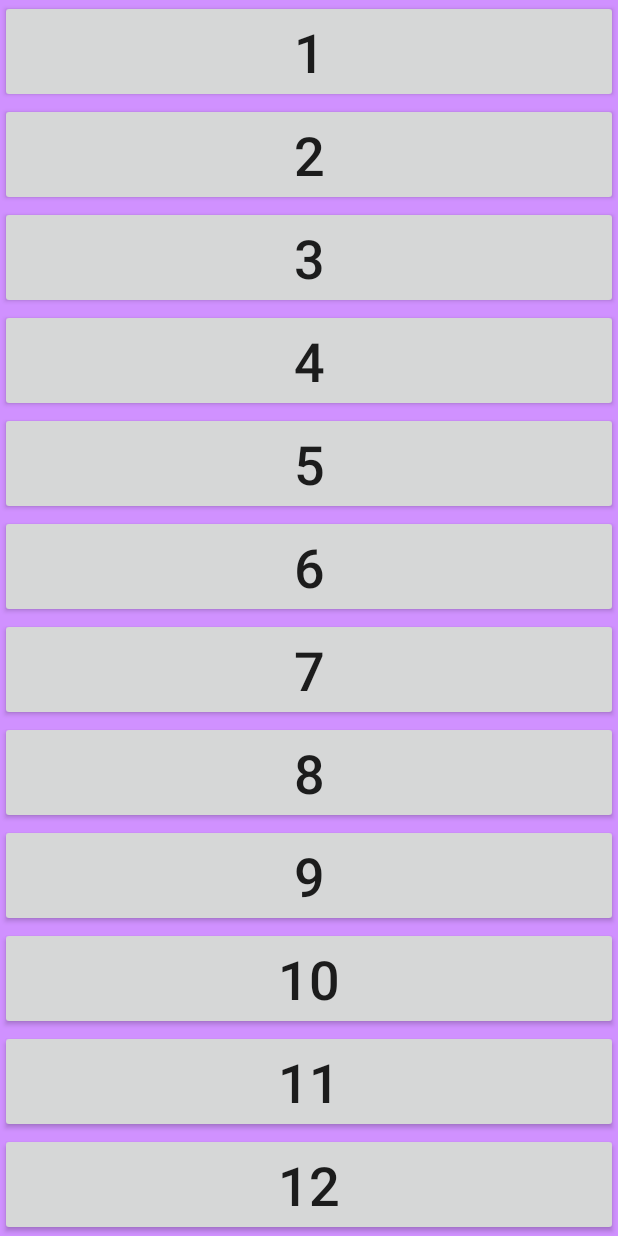
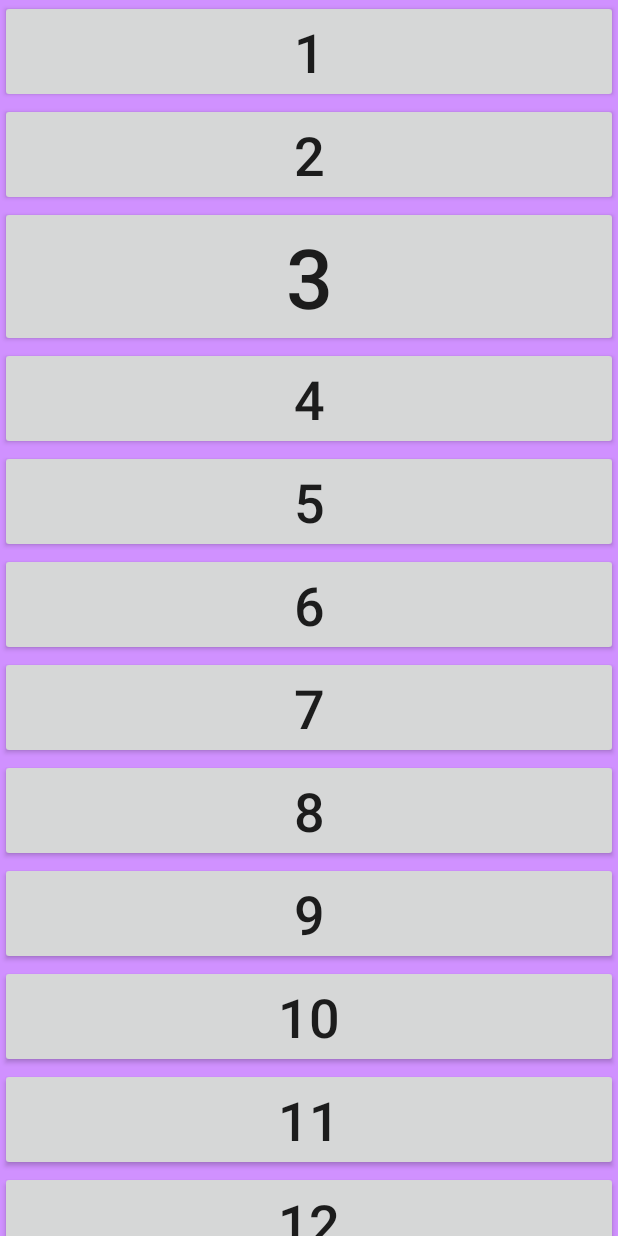
Before and after one commit to hung0920/Test_DuAN, an Android app: the screen it shows after launch (MainActivity), on a phone screen of 412 x 824 dp. Run offline under Robolectric (Android 15) with nearby library versions, the phone set to English and light mode, and no system bars.

Commit message:
DucSenSei
okok

```diff
--- a/app/src/main/res/layout/activity_main.xml
+++ b/app/src/main/res/layout/activity_main.xml
@@ -31,7 +31,7 @@
 
             <Button
                 android:text="3"
-                android:textSize="36sp"
+                android:textSize="55sp"
                 android:layout_width="match_parent"
                 android:layout_height="wrap_content"/>
             <Button
```
